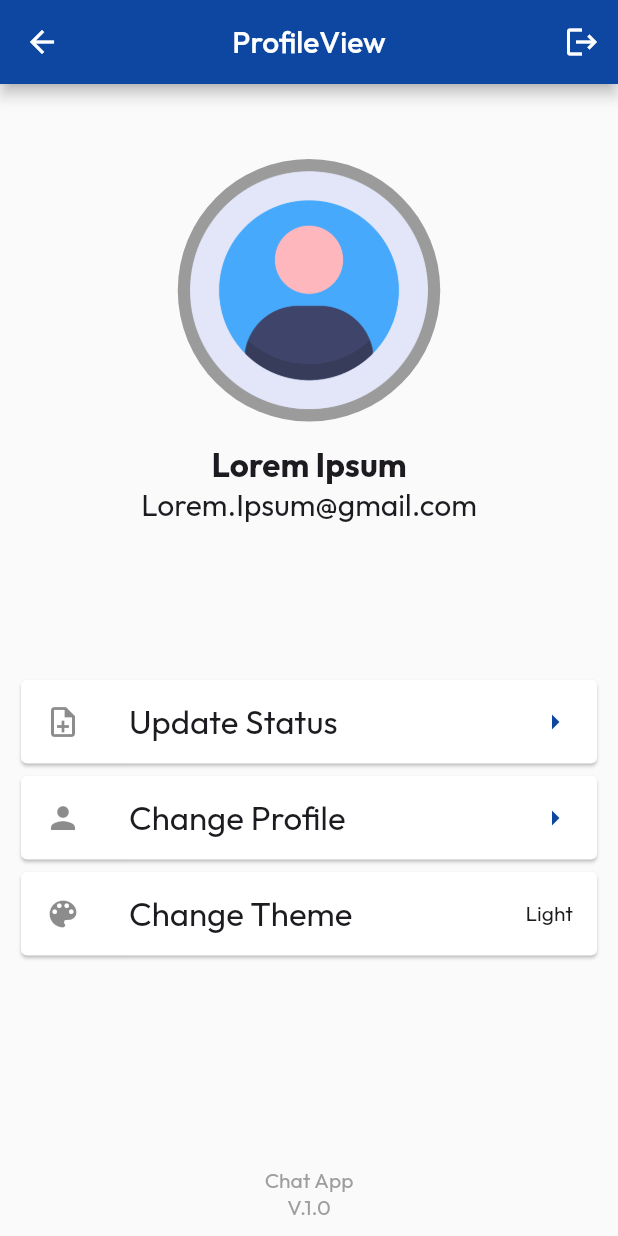
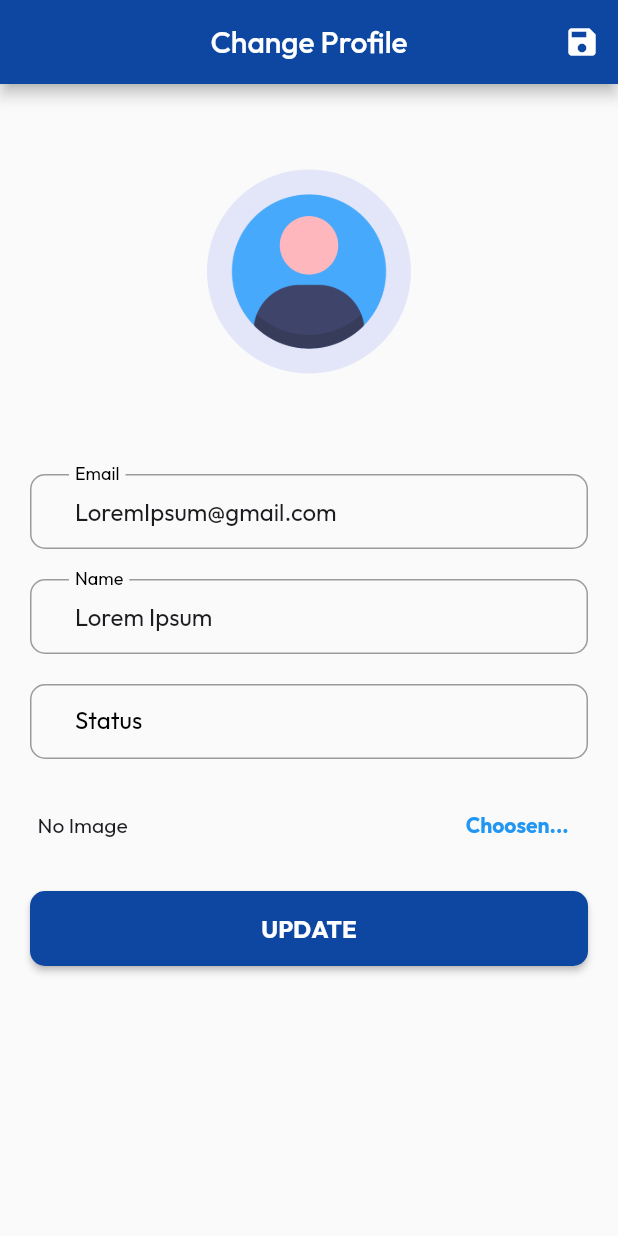
Before and after one commit to LuckyAlmaAficionado/Chat-App, a Flutter app: the screen it shows after launch, on a phone screen of 412 x 824 dp. Run offline on Flutter 3.47's test engine with Material 3 defaults, Android fonts, the phone set to English and light mode, and no system bars; drawn by our look-alikes of avatar_glow; our stand-ins replace firebase_core, gap, get, google_fonts, hexcolor, introduction_screen and 1 more; accounts and stored records are empty.

```diff
--- /dev/null
+++ b/lib/app/modules/change_profile/controllers/change_profile_controller.dart
@@ -0,0 +1,24 @@
+import 'package:flutter/material.dart';
+import 'package:get/get.dart';
+
+class ChangeProfileController extends GetxController {
+  late TextEditingController emailC;
+  late TextEditingController nameC;
+  late TextEditingController statusC;
+
+  @override
+  void onInit() {
+    emailC = TextEditingController(text: 'LoremIpsum@gmail.com');
+    nameC = TextEditingController(text: 'Lorem Ipsum');
+    statusC = TextEditingController();
+    super.onInit();
+  }
+
+  @override
+  void onClose() {
+    emailC.dispose();
+    nameC.dispose();
+    statusC.dispose();
+    super.onClose();
+  }
+}
--- /dev/null
+++ b/lib/app/modules/change_profile/views/change_profile_view.dart
@@ -0,0 +1,164 @@
+import 'package:avatar_glow/avatar_glow.dart';
+import 'package:flutter/material.dart';
+import 'package:gap/gap.dart';
+
+import 'package:get/get.dart';
+import 'package:google_fonts/google_fonts.dart';
+
+import '../controllers/change_profile_controller.dart';
+
+class ChangeProfileView extends GetView<ChangeProfileController> {
+  const ChangeProfileView({Key? key}) : super(key: key);
+  @override
+  Widget build(BuildContext context) {
+    return Scaffold(
+        appBar: AppBar(
+          title: const Text('Change Profile'),
+          backgroundColor: Colors.blue[900],
+          centerTitle: true,
+          actions: [
+            IconButton(
+              onPressed: () {},
+              icon: Icon(Icons.save),
+            )
+          ],
+        ),
+        body: ListView(
+          padding: const EdgeInsets.symmetric(horizontal: 20),
+          children: [
+            Container(
+              margin: const EdgeInsets.only(top: 50),
+              child: AvatarGlow(
+                duration: const Duration(seconds: 5),
+                glowRadiusFactor: 0.09,
+                glowColor: Colors.blue,
+                child: Container(
+                  width: 150,
+                  height: 150,
+                  decoration: BoxDecoration(
+                    borderRadius: BorderRadius.circular(100),
+                    image: DecorationImage(
+                      image: AssetImage('assets/logo/user.png'),
+                    ),
+                  ),
+                ),
+              ),
+            ),
+            const Gap(60),
+            TextField(
+              controller: controller.emailC,
+              cursorColor: Colors.black,
+              decoration: InputDecoration(
+                label: Text('Email'),
+                labelStyle: GoogleFonts.outfit(
+                  color: Colors.black,
+                ),
+                contentPadding: const EdgeInsets.symmetric(
+                  horizontal: 30,
+                  vertical: 15,
+                ),
+                border: OutlineInputBorder(
+                  borderRadius: BorderRadius.circular(10),
+                ),
+                focusedBorder: OutlineInputBorder(
+                  borderRadius: BorderRadius.circular(10),
+                  borderSide: BorderSide(
+                    color: Colors.blue.shade900,
+                  ),
+                ),
+              ),
+            ),
+            const Gap(20),
+            TextField(
+              controller: controller.nameC,
+              cursorColor: Colors.black,
+              decoration: InputDecoration(
+                label: Text('Name'),
+                labelStyle: GoogleFonts.outfit(
+                  color: Colors.black,
+                ),
+                contentPadding: const EdgeInsets.symmetric(
+                  horizontal: 30,
+                  vertical: 15,
+                ),
+                border: OutlineInputBorder(
+                  borderRadius: BorderRadius.circular(10),
+                ),
+                focusedBorder: OutlineInputBorder(
+                  borderRadius: BorderRadius.circular(10),
+                  borderSide: BorderSide(
+                    color: Colors.blue.shade900,
+                  ),
+                ),
+              ),
+            ),
+            const Gap(20),
+            TextField(
+              controller: controller.statusC,
+              cursorColor: Colors.black,
+              decoration: InputDecoration(
+                label: Text('Status'),
+                labelStyle: GoogleFonts.outfit(
+                  color: Colors.black,
+                ),
+                contentPadding: const EdgeInsets.symmetric(
+                  horizontal: 30,
+                  vertical: 15,
+                ),
+                border: OutlineInputBorder(
+                  borderRadius: BorderRadius.circular(10),
+                ),
+                focusedBorder: OutlineInputBorder(
+                  borderRadius: BorderRadius.circular(10),
+                  borderSide: BorderSide(
+                    color: Colors.blue.shade900,
+                  ),
+                ),
+              ),
+            ),
+            const Gap(20),
+            Padding(
+              padding: const EdgeInsets.symmetric(horizontal: 5),
+              child: Row(
+                mainAxisAlignment: MainAxisAlignment.spaceBetween,
+                children: [
+                  Text('No Image'),
+                  TextButton(
+                    onPressed: () {},
+                    child: Text(
+                      'Choosen...',
+                      style: TextStyle(
+                        fontWeight: FontWeight.bold,
+                      ),
+                    ),
+                  )
+                ],
+              ),
+            ),
+            const Gap(20),
+            Container(
+              width: Get.width,
+              child: ElevatedButton(
+                onPressed: () {},
+                child: Text('UPDATE'),
+                style: ElevatedButton.styleFrom(
+                  backgroundColor: Colors.blue[900],
+                  textStyle: GoogleFonts.outfit(
+                    fontWeight: FontWeight.bold,
+                    color: Colors.white,
+                    fontSize: 16,
+                  ),
+                  shape: RoundedRectangleBorder(
+                    borderRadius: BorderRadius.circular(10),
+                  ),
+                  padding: const EdgeInsets.symmetric(
+                    horizontal: 30,
+                    vertical: 15,
+                  ),
+                ),
+              ),
+            )
+          ],
+        ));
+  }
+}
--- a/lib/app/routes/app_pages.dart
+++ b/lib/app/routes/app_pages.dart
@@ -1,5 +1,7 @@
 import 'package:get/get.dart';
 
+import '../modules/change_profile/bindings/change_profile_binding.dart';
+import '../modules/change_profile/views/change_profile_view.dart';
 import '../modules/chat_room/bindings/chat_room_binding.dart';
 import '../modules/chat_room/views/chat_room_view.dart';
 import '../modules/home/bindings/home_binding.dart';
@@ -12,6 +14,8 @@ import '../modules/profile/bindings/profile_binding.dart';
 import '../modules/profile/views/profile_view.dart';
 import '../modules/search/bindings/search_binding.dart';
 import '../modules/search/views/search_view.dart';
+import '../modules/update_status/bindings/update_status_binding.dart';
+import '../modules/update_status/views/update_status_view.dart';
 
 part 'app_routes.dart';
 
@@ -51,5 +55,15 @@ class AppPages {
       page: () => SearchView(),
       binding: SearchBinding(),
     ),
+    GetPage(
+      name: _Paths.UPDATE_STATUS,
+      page: () => const UpdateStatusView(),
+      binding: UpdateStatusBinding(),
+    ),
+    GetPage(
+      name: _Paths.CHANGE_PROFILE,
+      page: () => const ChangeProfileView(),
+      binding: ChangeProfileBinding(),
+    ),
   ];
 }
--- a/lib/app/routes/app_routes.dart
+++ b/lib/app/routes/app_routes.dart
@@ -9,6 +9,8 @@ abstract class Routes {
   static const PROFILE = _Paths.PROFILE;
   static const CHAT_ROOM = _Paths.CHAT_ROOM;
   static const SEARCH = _Paths.SEARCH;
+  static const UPDATE_STATUS = _Paths.UPDATE_STATUS;
+  static const CHANGE_PROFILE = _Paths.CHANGE_PROFILE;
 }
 
 abstract class _Paths {
@@ -19,4 +21,6 @@ abstract class _Paths {
   static const PROFILE = '/profile';
   static const CHAT_ROOM = '/chat-room';
   static const SEARCH = '/search';
+  static const UPDATE_STATUS = '/update-status';
+  static const CHANGE_PROFILE = '/change-profile';
 }
--- a/lib/main.dart
+++ b/lib/main.dart
@@ -45,7 +45,7 @@ class MyApp extends StatelessWidget {
               textTheme: GoogleFonts.outfitTextTheme(),
               primaryTextTheme: GoogleFonts.outfitTextTheme(),
             ),
-            initialRoute: Routes.PROFILE,
+            initialRoute: Routes.CHANGE_PROFILE,
             getPages: AppPages.routes,
           );
           // return FutureBuilder(
```
Also changed, not shown: lib/app/modules/change_profile/bindings/change_profile_binding.dart (added, +12 -0 lines), lib/app/modules/update_status/bindings/update_status_binding.dart (added, +12 -0 lines), lib/app/modules/update_status/controllers/update_status_controller.dart (added, +23 -0 lines), lib/app/modules/update_status/views/update_status_view.dart (added, +72 -0 lines).
